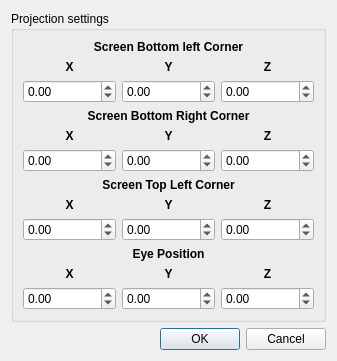
Old version of the form CAVEStereoModule/ui/CaveSettingsDialogAdvanced.ui in the repository realXtend/tundra.
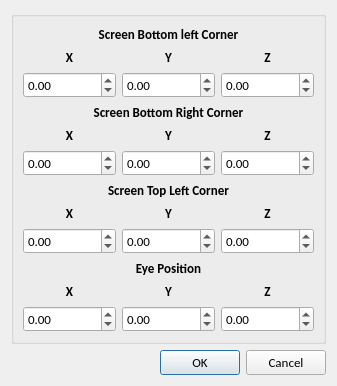
New version of the form.

Commit message: Move stuff to new Settings menu item, tweak ui files to be proper. Restore ctrl+f functionality to toggle full screen mode. Make console UI from up on top of the login browser ui.

What changed in the file:
```diff
--- a/CAVEStereoModule/ui/CaveSettingsDialogAdvanced.ui
+++ b/CAVEStereoModule/ui/CaveSettingsDialogAdvanced.ui
@@ -10,6 +10,12 @@
     <height>344</height>
    </rect>
   </property>
+  <property name="font">
+   <font>
+    <family>Calibri</family>
+    <pointsize>10</pointsize>
+   </font>
+  </property>
   <property name="windowTitle">
    <string>Dialog</string>
   </property>
@@ -17,7 +23,7 @@
    <item>
     <widget class="QGroupBox" name="projSettingsGroup">
      <property name="title">
-      <string>Projection settings</string>
+      <string/>
      </property>
      <layout class="QVBoxLayout" name="verticalLayout_2">
       <item>
```
Left out of the diff: 2 changed lines with no effect on the pictures. The commit also changes 8 other files.
